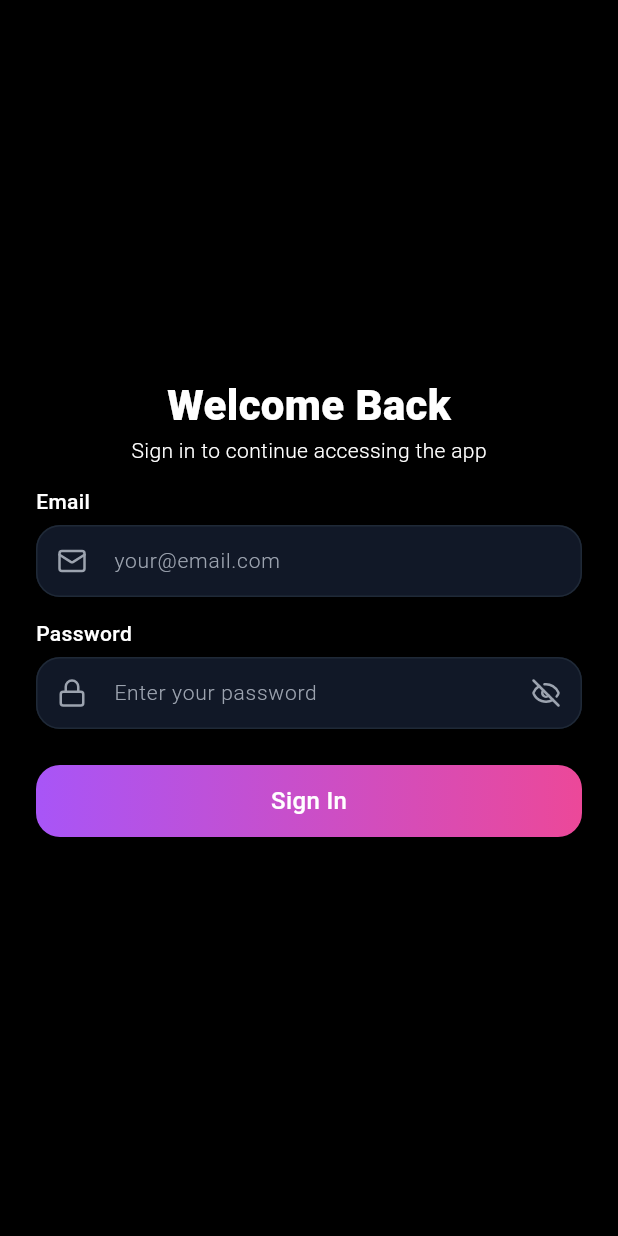
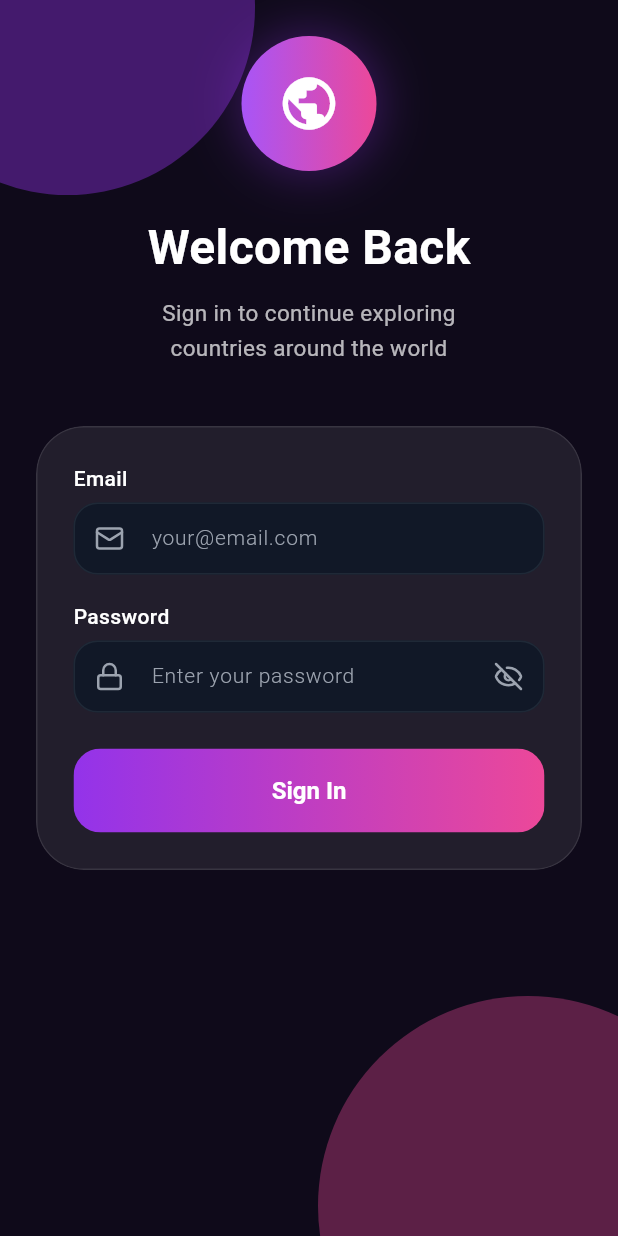
Before and after one commit to nikenlis/getx_countries_app, a Flutter app: the screen it shows after launch, on a phone screen of 412 x 824 dp. Run offline on Flutter 3.47's test engine with Material 3 defaults, Android fonts, the light colour scheme and no system bars; drawn by our look-alikes of toastification; our stand-ins replace dio, email_validator, get, lucide_icons_flutter, pretty_dio_logger, shared_preferences and 1 more; Roboto replaces fonts that are missing (Poppins).

Commit message:
feat(auth) : redesign login page with glassmorphism UI

```diff
--- a/lib/views/login_page.dart
+++ b/lib/views/login_page.dart
@@ -1,11 +1,11 @@
+import 'dart:ui';
 import 'package:email_validator/email_validator.dart';
 import 'package:flutter/material.dart';
 import 'package:get/get.dart';
+import 'package:getx_countries_app/app/theme/app_color.dart';
 import 'package:getx_countries_app/controllers/auth_controller.dart';
 import 'package:lucide_icons_flutter/lucide_icons.dart';
 import 'package:toastification/toastification.dart';
-
-import '../app/theme/app_color.dart';
 import '../components/form.dart';
 
 class LoginPage extends StatefulWidget {
@@ -19,12 +19,13 @@ class _LoginPageState extends State<LoginPage> {
   final _formKey = GlobalKey<FormState>();
 
   final emailController = TextEditingController();
+
   final passwordController = TextEditingController();
+
   late final AuthController controller;
 
   String? emailError;
   String? passwordError;
-  bool rememberMe = false;
 
   void _submitLogin() {
     FocusScope.of(context).unfocus();
@@ -49,16 +50,11 @@ class _LoginPageState extends State<LoginPage> {
           context: context,
           type: ToastificationType.error,
           style: ToastificationStyle.flatColored,
-              title: Text("Registration Failed"),
+          title: const Text("Login Failed"),
           description: Text(message),
-              alignment: Alignment.topLeft,
-              animationBuilder: (context, animation, alignment, child) {
-                return FadeTransition(opacity: animation, child: child);
-              },
+          alignment: Alignment.topRight,
           autoCloseDuration: const Duration(seconds: 3),
-              borderRadius: BorderRadius.circular(16.0),
-              closeButton: ToastCloseButton(showType: CloseButtonShowType.none),
-              dragToClose: true,
+          borderRadius: BorderRadius.circular(16),
         );
 
         controller.errorMessage.value = null;
@@ -76,86 +72,177 @@ class _LoginPageState extends State<LoginPage> {
   @override
   Widget build(BuildContext context) {
     return Scaffold(
-      backgroundColor: neutral,
-      body: LayoutBuilder(
-        builder: (context, constraints) => ListView(
-          padding: EdgeInsets.symmetric(horizontal: 24),
+      body: Stack(
+        children: [
+          /// ================= BACKGROUND GLOW =================
+          Positioned(
+            top: -120,
+            left: -80,
+
+            child: Container(
+              width: 250,
+              height: 250,
+
+              decoration: BoxDecoration(
+                shape: BoxShape.circle,
+
+                color: primary.withValues(alpha: 0.4),
+              ),
+            ),
+          ),
+
+          Positioned(
+            bottom: -120,
+            right: -80,
+
+            child: Container(
+              width: 280,
+              height: 280,
+
+              decoration: BoxDecoration(
+                shape: BoxShape.circle,
+
+                color: accent.withValues(alpha: 0.35),
+              ),
+            ),
+          ),
+
+          /// ================= CONTENT =================
+          SafeArea(
+            child: LayoutBuilder(
+              builder: (context, constraints) {
+                return ListView(
+                  padding: const EdgeInsets.all(24),
+
                   children: [
                     ConstrainedBox(
-              constraints: BoxConstraints(minHeight: constraints.maxHeight),
+                      constraints: BoxConstraints(
+                        minHeight: constraints.maxHeight,
+                      ),
+
                       child: IntrinsicHeight(
                         child: Column(
                           mainAxisAlignment: MainAxisAlignment.center,
+
                           children: [
+                            /// ================= LOGO =================
+                            Container(
+                              width: 90,
+                              height: 90,
+
+                              decoration: BoxDecoration(
+                                shape: BoxShape.circle,
+
+                                gradient: const LinearGradient(
+                                  colors: [
+                                    Color(0xFFA855F7),
+
+                                    Color(0xFFEC4899),
+                                  ],
+                                ),
+
+                                boxShadow: [
+                                  BoxShadow(
+                                    blurRadius: 30,
+
+                                    color: primary.withValues(alpha: 0.4),
+                                  ),
+                                ],
+                              ),
+
+                              child: Icon(Icons.public, color: base, size: 42),
+                            ),
+
+                            const SizedBox(height: 28),
+
+                            /// ================= TITLE =================
                             Text(
                               "Welcome Back",
                               style: TextStyle(
                                 color: base,
-                        fontSize: 28,
-                        fontWeight: extraBold,
-                      ),
-                    ),
-                    Text(
-                      "Sign in to continue accessing the app",
-                      style: TextStyle(
-                        color: base,
-                        fontSize: 14,
-                        fontWeight: light,
+                                fontSize: 32,
+                                fontWeight: bold,
                               ),
                             ),
 
-                    SizedBox(height: 14),
-                    Form(
+                            const SizedBox(height: 10),
+
+                            Text(
+                              "Sign in to continue exploring\ncountries around the world",
+
+                              textAlign: TextAlign.center,
+
+                              style: TextStyle(
+                                color: base.withValues(alpha: 0.7),
+                                fontSize: 15,
+                                height: 1.5,
+                              ),
+                            ),
+
+                            const SizedBox(height: 40),
+
+                            /// ================= GLASS CARD =================
+                            ClipRRect(
+                              borderRadius: BorderRadius.circular(32),
+
+                              child: BackdropFilter(
+                                filter: ImageFilter.blur(
+                                  sigmaX: 20,
+
+                                  sigmaY: 20,
+                                ),
+
+                                child: Container(
+                                  padding: const EdgeInsets.all(24),
+
+                                  decoration: BoxDecoration(
+                                    borderRadius: BorderRadius.circular(32),
+
+                                    color: base.withValues(alpha: 0.08),
+
+                                    border: Border.all(
+                                      color: base.withValues(alpha: 0.1),
+                                    ),
+                                  ),
+
+                                  child: Form(
                                     key: _formKey,
+
                                     child: Column(
                                       children: [
                                         FormItems(
                                           controller: emailController,
                                           textInputAction: TextInputAction.next,
                                           errorText: emailError,
-                            textInputType: TextInputType.emailAddress,
+                                          textInputType:
+                                              TextInputType.emailAddress,
                                           title: "Email",
                                           hintTitle: "your@email.com",
                                           isShowHint: true,
                                           iconPrefix: LucideIcons.mail,
                                           validator: (value) {
-                              if (value == null || value.trim().isEmpty) {
-                                return 'Email is required';
+                                            if (value == null ||
+                                                value.trim().isEmpty) {
+                                              return "Email is required";
                                             }
-                              if (!EmailValidator.validate(value.trim())) {
-                                return 'Please enter a valid email address';
-                              }
-                              return null;
-                            },
-                            onChanged: (_) {
-                              if (emailError != null) {
-                                setState(() {
-                                  emailError = null;
-                                });
-                              }
-                            },
-                            onFieldSubmitted: (value) {
-                              setState(() {
-                                if (value.trim().isEmpty) {
-                                  emailError = 'Email is required';
-                                } else if (!EmailValidator.validate(
+                                            if (!EmailValidator.validate(
                                               value.trim(),
                                             )) {
-                                  emailError =
-                                      'Please enter a valid email address';
-                                } else {
-                                  emailError = null;
+                                              return "Please enter a valid email";
                                             }
-                              });
+
+                                            return null;
                                           },
                                         ),
 
-                          SizedBox(height: 14),
+                                        const SizedBox(height: 18),
+
                                         FormItems(
                                           controller: passwordController,
                                           textInputAction: TextInputAction.done,
                                           errorText: passwordError,
-                            textInputType: TextInputType.visiblePassword,
+                                          textInputType:
+                                              TextInputType.visiblePassword,
                                           title: "Password",
                                           hintTitle: "Enter your password",
                                           isShowHint: true,
@@ -163,62 +250,61 @@ class _LoginPageState extends State<LoginPage> {
                                           iconVisibility: true,
                                           iconPrefix: LucideIcons.lock,
                                           validator: (value) {
-                              if (value == null || value.trim().isEmpty) {
+                                            if (value == null ||
+                                                value.trim().isEmpty) {
                                               return "Password cannot be empty";
                                             }
                                             if (value.trim().length < 8) {
                                               return "Password must be at least 8 characters";
                                             }
+
                                             return null;
                                           },
-                            onChanged: (_) {
-                              if (passwordError != null) {
-                                setState(() {
-                                  passwordError = null;
-                                });
-                              }
-                            },
-                            onFieldSubmitted: (value) {
-                              setState(() {
-                                if (value.trim().isEmpty) {
-                                  passwordError = "Password cannot be empty";
-                                } else if (value.trim().length < 8) {
-                                  passwordError =
-                                      "Password must be at least 8 characters";
-                                } else {
-                                  passwordError = null;
-                                }
-                              });
-                            },
                                         ),
-                        ],
+                                        const SizedBox(height: 24),
+
+                                        /// ================= BUTTON =================
+                                        controller.obx(
+                                          (_) {
+                                            return SizedBox(
+                                              width: double.infinity,
+                                              height: 56,
+                                              child: ElevatedButton(
+                                                onPressed: _submitLogin,
+                                                style: ElevatedButton.styleFrom(
+                                                  padding: EdgeInsets.zero,
+                                                  elevation: 0,
+                                                  backgroundColor:
+                                                      Colors.transparent,
+                                                  shadowColor:
+                                                      Colors.transparent,
+                                                  shape: RoundedRectangleBorder(
+                                                    borderRadius:
+                                                        BorderRadius.circular(
+                                                          18,
+                                                        ),
                                                   ),
                                                 ),
 
-                    SizedBox(height: 24),
-                    controller.obx(
-                      (_) {
-                        return Container(
+                                                child: Ink(
                                                   width: double.infinity,
-                          height: 48,
                                                   decoration: BoxDecoration(
-                            gradient: const LinearGradient(
-                              colors: [Color(0xFFA855F7), Color(0xFFEC4899)],
+                                                    gradient: LinearGradient(
+                                                      colors: [primary, accent],
                                                     ),
-                            borderRadius: BorderRadius.circular(16),
+                                                    borderRadius:
+                                                        BorderRadius.circular(
+                                                          18,
                                                         ),
-                          child: Material(
-                            color: Colors.transparent,
-                            child: InkWell(
-                              borderRadius: BorderRadius.circular(16),
-                              onTap: _submitLogin,
+                                                  ),
                                                   child: Center(
                                                     child: Text(
                                                       "Sign In",
                                                       style: TextStyle(
                                                         color: base,
                                                         fontSize: 16,
-                                    fontWeight: medium,
+                                                        fontWeight:
+                                                            bold,
                                                       ),
                                                     ),
                                                   ),
@@ -229,33 +315,57 @@ class _LoginPageState extends State<LoginPage> {
 
                                           onLoading: Container(
                                             width: double.infinity,
-                        height: 48,
+                                            height: 56,
                                             decoration: BoxDecoration(
-                          gradient: const LinearGradient(
-                            colors: [Color(0xFFA855F7), Color(0xFFEC4899)],
+                                              gradient: LinearGradient(
+                                                colors: [
+                                                  primary,
+                                                  accent,
+                                                ],
                                               ),
-                          borderRadius: BorderRadius.circular(16),
+                                              borderRadius:
+                                                  BorderRadius.circular(18),
                                             ),
+
                                             child: const Center(
                                               child: SizedBox(
                                                 width: 22,
                                                 height: 22,
-                            child: CircularProgressIndicator(
+                                                child:
+                                                    CircularProgressIndicator(
                                                       strokeWidth: 2,
-                              color: Colors.white,
+                                                      color: base,
+                                                    ),
+                                              ),
+                                            ),
+                                          ),
+                                        ),
+                                      ],
                                     ),
                                   ),
                                 ),
                               ),
                             ),
 
-                    SizedBox(height: 16),
+                            const Spacer(),
+
+                            /// ================= FOOTER =================
+                            Text(
+                              "Fake Login Demo • GetX MVC",
+                              style: TextStyle(
+                                color: base.withValues(alpha: 0.5),
+                              ),
+                            ),
                           ],
                         ),
                       ),
                     ),
                   ],
+                );
+              },
             ),
+          ),
+        ],
       ),
     );
   }
```
Lines whose indentation alone changed are shown as unchanged.
